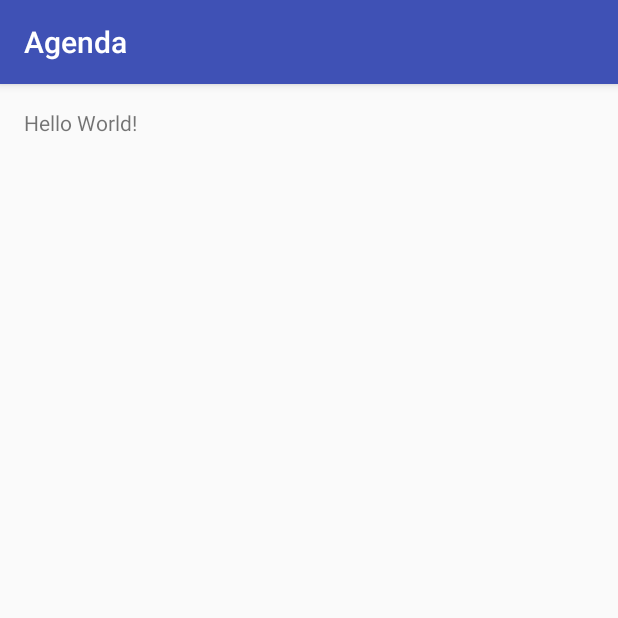
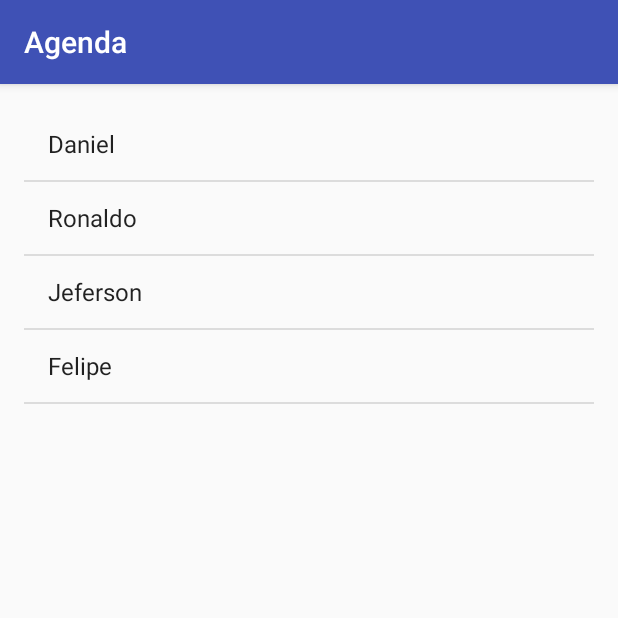
Before and after one commit to MarcoBrunoBR/agenda, an Android app: the screen it shows after launch (ListaAlunosActivity), on a phone screen of 412 x 824 dp, the top half of it. Run offline under Robolectric (Android 15) with nearby library versions, the phone set to English and light mode, and no system bars.

Commit message:
Show the students list

```diff
--- a/app/src/main/java/br/com/alura/agenda/ListaAlunosActivity.java
+++ b/app/src/main/java/br/com/alura/agenda/ListaAlunosActivity.java
@@ -2,6 +2,8 @@
 
 import android.support.v7.app.AppCompatActivity;
 import android.os.Bundle;
+import android.widget.ArrayAdapter;
+import android.widget.ListView;
 
 public class ListaAlunosActivity extends AppCompatActivity {
 
@@ -9,5 +11,11 @@
     protected void onCreate(Bundle savedInstanceState) {
         super.onCreate(savedInstanceState);
         setContentView(R.layout.activity_lista_alunos);
+
+        String[] alunos = {"Daniel", "Ronaldo", "Jeferson", "Felipe"};
+        ListView listaAlunos = (ListView) findViewById(R.id.lista_alunos);
+        ArrayAdapter<String> adapter = new ArrayAdapter<String>(this, android.R.layout.simple_list_item_1, alunos);
+
+        listaAlunos.setAdapter(adapter);
     }
 }
--- a/app/src/main/res/layout/activity_lista_alunos.xml
+++ b/app/src/main/res/layout/activity_lista_alunos.xml
@@ -1,5 +1,5 @@
 <?xml version="1.0" encoding="utf-8"?>
-<RelativeLayout xmlns:android="http://schemas.android.com/apk/res/android"
+<LinearLayout xmlns:android="http://schemas.android.com/apk/res/android"
     xmlns:tools="http://schemas.android.com/tools"
     android:id="@+id/activity_lista_alunos"
     android:layout_width="match_parent"
@@ -10,8 +10,10 @@
     android:paddingTop="@dimen/activity_vertical_margin"
     tools:context="br.com.alura.agenda.ListaAlunosActivity">
 
-    <TextView
-        android:layout_width="wrap_content"
-        android:layout_height="wrap_content"
-        android:text="Hello World!" />
-</RelativeLayout>
+    <ListView
+        android:id="@+id/lista_alunos"
+        android:layout_width="match_parent"
+        android:layout_height="match_parent" />
+
+
+</LinearLayout>
```
